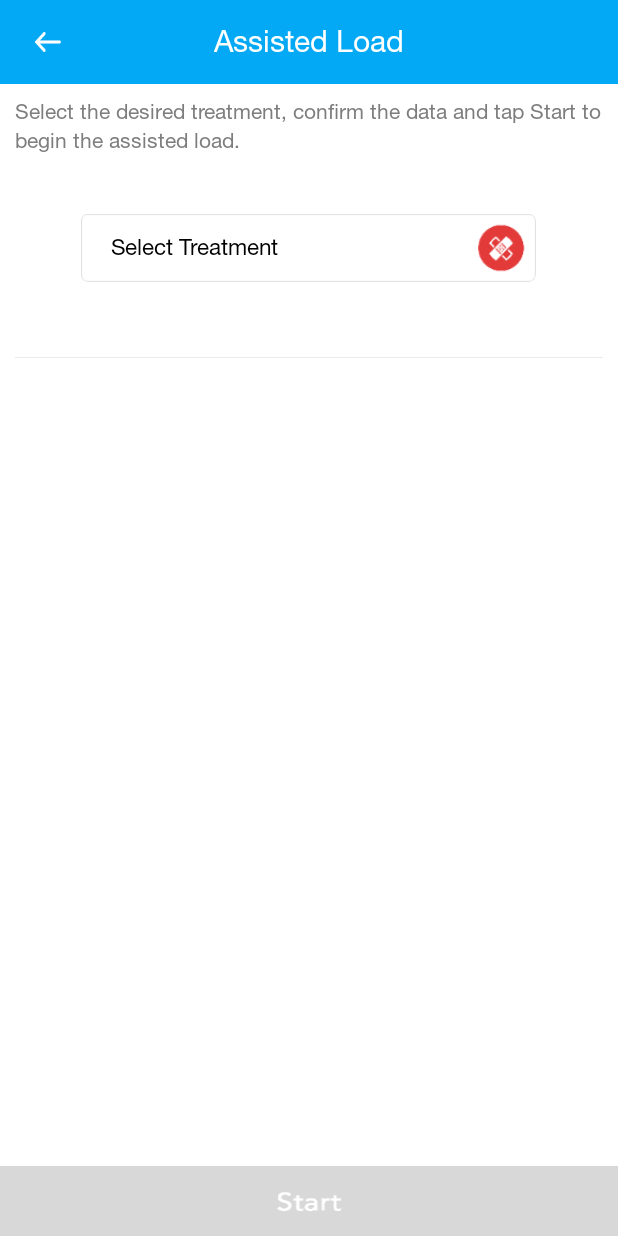
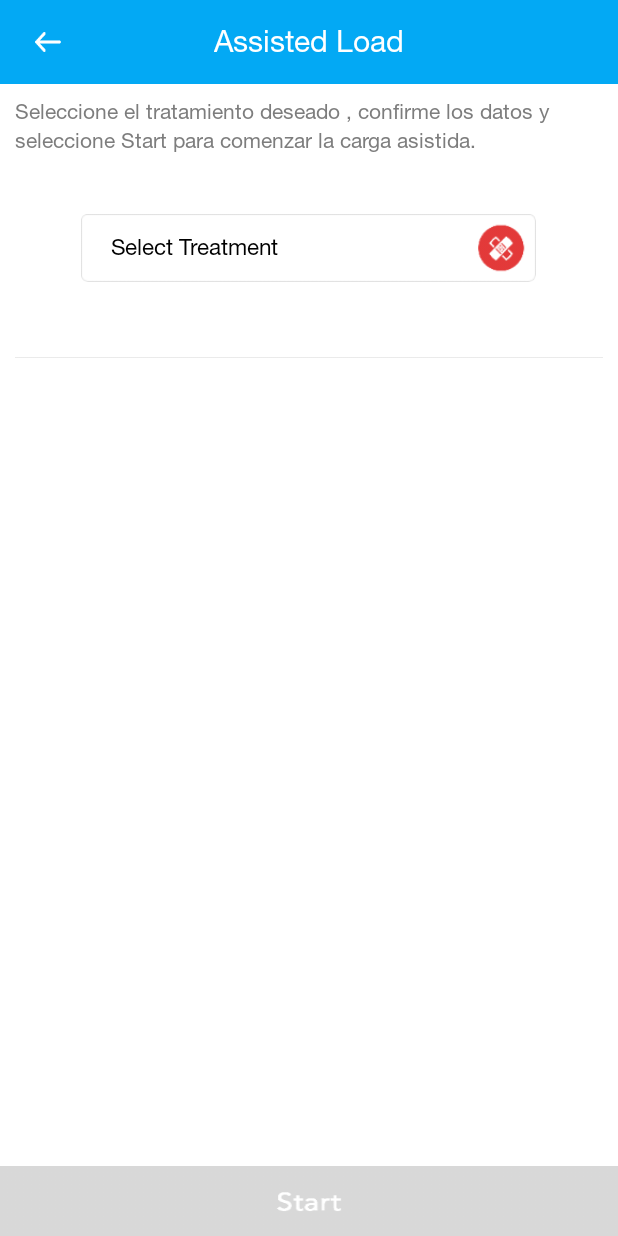
Before and after one commit to martinzimmer55/HeartRateAnimation, an Android app: the AssistedLoad screen opened directly, with no data from a screen before it, on a phone screen of 412 x 824 dp. Run offline under Robolectric (Android 15) with nearby library versions, the phone set to English and light mode, and no system bars.

Commit message:
commit inicial

```diff
--- a/app/src/main/AndroidManifest.xml
+++ b/app/src/main/AndroidManifest.xml
@@ -36,6 +36,9 @@
             android:name=".AssistedLoad"
             android:screenOrientation="portrait" />
         <activity
+            android:name=".AssistedLoadLoading"
+            android:screenOrientation="portrait" />
+        <activity
             android:name=".BraceletDemo"
             android:screenOrientation="portrait" />
         <activity
--- a/app/src/main/java/com/appxone/heartrateanimationapp/AssistedLoad.java
+++ b/app/src/main/java/com/appxone/heartrateanimationapp/AssistedLoad.java
@@ -2,6 +2,7 @@ package com.appxone.heartrateanimationapp;
 
 import android.content.Context;
 import android.content.DialogInterface;
+import android.content.Intent;
 import android.graphics.Typeface;
 import android.support.v7.app.ActionBar;
 import android.support.v7.app.AlertDialog;
@@ -23,9 +24,11 @@ import com.appxone.heartrateanimationapp.Utils.FontNames;
 public class AssistedLoad extends MyActivity {
     String[] treatment_array;
     Spinner spinner_treatment;
-    TextView incharge, spec1, spec2, spec3, startdate, enddate, treatfollow;
+    TextView incharge, spec1, spec2, spec3, startdate, enddate, treatfollow, spec4;
     ImageView start;
     LinearLayout treatment_data;
+    int tomas = 1;
+    int i = 0;
 
     @Override
     protected void onCreate(Bundle savedInstanceState) {
@@ -57,8 +60,7 @@ public class AssistedLoad extends MyActivity {
         spec3 = (TextView) findViewById(R.id.spec3);
         startdate = (TextView) findViewById(R.id.startdate);
         enddate = (TextView) findViewById(R.id.enddate);
-        treatfollow = (TextView) findViewById(R.id.treatfollow);
-
+        spec4 = (TextView) findViewById(R.id.spec4);
 
         t1.setTypeface(Typeface.createFromAsset(getAssets(), FontNames.FONT_ROMAN));
         t3.setTypeface(Typeface.createFromAsset(getAssets(), FontNames.FONT_ROMAN));
@@ -74,9 +76,9 @@ public class AssistedLoad extends MyActivity {
         spec1.setTypeface(Typeface.createFromAsset(getAssets(), FontNames.FONT_ROMAN));
         spec2.setTypeface(Typeface.createFromAsset(getAssets(), FontNames.FONT_ROMAN));
         spec3.setTypeface(Typeface.createFromAsset(getAssets(), FontNames.FONT_ROMAN));
+        spec4.setTypeface(Typeface.createFromAsset(getAssets(), FontNames.FONT_ROMAN));
         startdate.setTypeface(Typeface.createFromAsset(getAssets(), FontNames.FONT_ROMAN));
         enddate.setTypeface(Typeface.createFromAsset(getAssets(), FontNames.FONT_ROMAN));
-        treatfollow.setTypeface(Typeface.createFromAsset(getAssets(), FontNames.FONT_ROMAN));
         spinner_treatment.setOnItemSelectedListener(new AdapterView.OnItemSelectedListener() {
             @Override
             public void onItemSelected(AdapterView<?> adapterView, View view, int i, long l) {
@@ -102,42 +104,70 @@ public class AssistedLoad extends MyActivity {
 
     void setTreatmentValuesBySelection(int i) {
         if (i == 1) {
-            setData("Physician", "Cardiologist", "Surgeons", "Psychiatrist", "Monday 02:30am", "Tuesday 02:30am", "Yes");
+            setData("Perez", "Cardiologia", "Furosemide", "50 mg", "12 horas", "Lunes 8:00", "Miercoles 8:00");
+            tomas = 6;
         } else if (i == 2) {
-            setData("Physician", "Cardiologist", "Surgeons", "Psychiatrist", "Monday 02:30am", "Tuesday 02:30am", "Yes");
+            setData("Lopez", "Pediatria", "Amoxidal", "250 mg", "8 horas", "Lunes 9:30", "Miercoles 9:30");
+            tomas = 9;
         } else if (i == 3) {
-            setData("Physician", "Cardiologist", "Surgeons", "Psychiatrist", "Monday 02:30am", "Tuesday 02:30am", "Yes");
+            setData("Rodriguez", "Psiquiatria", "Ativan", "2 mg", "12 horas", "Jueves 7:30", "Sabado 7:30");
+            tomas = 6;
         } else if (i == 4) {
-            setData("Physician", "Cardiologist", "Surgeons", "Psychiatrist", "Monday 02:30am", "Tuesday 02:30am", "Yes");
+            setData("Gonzalez", "Dermatologia", "Doxiciclina", "100 mg" , "24 horas", "Viernes 12:00", "Domingo 12:00");
+            tomas = 3;
         }
     }
 
-    public void setData(String inchargeS, String spec1S, String spec2S, String spec3S, String startdateS, String enddateS, String treatfollowS) {
+    public void setData(String inchargeS, String spec1S, String spec2S, String spec3S, String spec4S, String startdateS, String enddateS) {
         incharge.setText(inchargeS);
         spec1.setText(spec1S);
         spec2.setText(spec2S);
         spec3.setText(spec3S);
+        spec4.setText(spec4S);
         startdate.setText(startdateS);
         enddate.setText(enddateS);
-        treatfollow.setText(treatfollowS);
     }
 
     public void start(View v) {
         if (spinner_treatment.getSelectedItemPosition() != 0) {
+            /*while (i < tomas) {
+                sumar();
                 AlertDialog.Builder builder1 = new AlertDialog.Builder(AssistedLoad.this);
-            builder1.setTitle("Message");
-            builder1.setMessage("Lorem Ipsum is simply dummy text of the printing and typesetting industry. Lorem Ipsum has been the industry's standard dummy text ever since the 1500s");
+                builder1.setTitle("Carga asistida");
+                builder1.setMessage("Espere a que la compuerta se abra y coloque una pastilla de " + spec2.getText() + " " + spec3.getText() + ". Luego presione Siguiente para continuar.");
                 builder1.setCancelable(true);
                 builder1.setPositiveButton(
-                    "OK",
+                        "Siguiente",
                         new DialogInterface.OnClickListener() {
                             public void onClick(DialogInterface dialog, int id) {
+                                //posicionar slot y abrir puerta
+                                dialog.cancel();
+                            }
+                        });
+                builder1.setNegativeButton(
+                        "Cancelar",
+                        new DialogInterface.OnClickListener() {
+                            public void onClick(DialogInterface dialog, int id) {
+                                //cerrar puerta
                                 dialog.cancel();
                             }
                         });
                 AlertDialog alert11 = builder1.create();
                 alert11.show();
+            }*/
+            Intent intent = new Intent(AssistedLoad.this, AssistedLoadLoading.class);
+            intent.putExtra("medicamento", spec2.getText());
+            intent.putExtra("dosis", spec3.getText());
+            intent.putExtra("tomas", tomas);
+            startActivity(intent);
         }
+    }
+
+    public void sumar(){
+        i++;
+    }
+    public void cancelarCarga(){
+        i = tomas + 1;
     }
 
     public void back(View v) {
--- a/app/src/main/java/com/appxone/heartrateanimationapp/BraceletDemo.java
+++ b/app/src/main/java/com/appxone/heartrateanimationapp/BraceletDemo.java
@@ -1,5 +1,6 @@
 package com.appxone.heartrateanimationapp;
 
+import android.content.Intent;
 import android.graphics.Typeface;
 import android.support.v7.app.ActionBar;
 import android.support.v7.app.AppCompatActivity;
@@ -44,7 +45,9 @@ public class BraceletDemo extends MyActivity {
 
 
     public void back(View v) {
+        Intent intent = new Intent(BraceletDemo.this, Home.class);
         finish();
+        startActivity(intent);
     }
 
     public void setHeader(String header_title) {
--- a/app/src/main/java/com/appxone/heartrateanimationapp/BraceletEmergency.java
+++ b/app/src/main/java/com/appxone/heartrateanimationapp/BraceletEmergency.java
@@ -66,8 +66,10 @@ public class BraceletEmergency extends MyActivity {
     }
 
     public void back(View v) {
+        Intent intent = new Intent(BraceletEmergency.this, BraceletDemo.class);
         terminar = 1;
         finish();
+        startActivity(intent);
     }
 
     public void setHeader(String header_title) {
--- a/app/src/main/java/com/appxone/heartrateanimationapp/EmergenciaPopUp.java
+++ b/app/src/main/java/com/appxone/heartrateanimationapp/EmergenciaPopUp.java
@@ -61,7 +61,9 @@ public class EmergenciaPopUp  extends MyActivity {
     }
 
     public void back(View v) {
+        Intent intent = new Intent(EmergenciaPopUp.this, BraceletDemo.class);
         finish();
+        startActivity(intent);
     }
 
     public void setHeader(String header_title) {
--- a/app/src/main/java/com/appxone/heartrateanimationapp/MeasuringHeartRate.java
+++ b/app/src/main/java/com/appxone/heartrateanimationapp/MeasuringHeartRate.java
@@ -105,7 +105,10 @@ public class MeasuringHeartRate extends MyActivity {
     }
 
     public void back(View v) {
+        Intent intent = new Intent(MeasuringHeartRate.this, BraceletDemo.class);
+        terminar = 1;
         finish();
+        startActivity(intent);
     }
 
     public void setHeader(String header_title) {
--- a/app/src/main/res/layout/activity_assisted_load.xml
+++ b/app/src/main/res/layout/activity_assisted_load.xml
@@ -10,16 +10,17 @@
     <LinearLayout
         android:layout_width="match_parent"
         android:layout_height="match_parent"
-        android:layout_above="@+id/start"
         android:orientation="vertical"
-        android:padding="10dp">
+        android:padding="10dp"
+        android:layout_alignParentTop="true"
+        android:layout_alignParentStart="true">
 
         <TextView
             android:id="@+id/t1"
             android:layout_width="wrap_content"
             android:layout_height="wrap_content"
             android:lineSpacingExtra="5sp"
-            android:text="Select the desired treatment, confirm the data and tap Start to begin the assisted load."
+            android:text="Seleccione el tratamiento deseado , confirme los datos y seleccione Start para comenzar la carga asistida."
             android:textColor="@color/grey" />
 
         <Spinner
@@ -44,7 +45,7 @@
             android:layout_gravity="left"
             android:layout_marginBottom="20dp"
             android:layout_marginTop="10dp"
-            android:text="Data from selected treatment"
+            android:text="Datos del tratamiento"
             android:textColor="@color/black"
             android:textSize="18sp" />
 
@@ -56,17 +57,15 @@
 
             <LinearLayout
                 android:layout_width="match_parent"
-                android:layout_height="wrap_content"
-                android:layout_marginBottom="10dp"
-                android:orientation="horizontal"
-                android:weightSum="2">
+                android:layout_height="28dp"
+                android:orientation="horizontal">
 
                 <TextView
                     android:id="@+id/t4"
                     android:layout_width="0dp"
                     android:layout_height="wrap_content"
                     android:layout_weight="1"
-                    android:text="Dr. in charge:"
+                    android:text="Dr. a cargo:"
                     android:textColor="@color/grey" />
 
                 <TextView
@@ -75,8 +74,9 @@
                     android:layout_height="wrap_content"
                     android:layout_gravity="left"
                     android:layout_weight="1"
-                    android:text="Physician"
+                    android:text="Perez"
                     android:textColor="@color/black" />
+
             </LinearLayout>
 
             <LinearLayout
@@ -91,7 +91,7 @@
                     android:layout_width="0dp"
                     android:layout_height="wrap_content"
                     android:layout_weight="1"
-                    android:text="Dr. speciality 1:"
+                    android:text="Especialidad:"
                     android:textColor="@color/grey" />
 
                 <TextView
@@ -100,7 +100,7 @@
                     android:layout_height="wrap_content"
                     android:layout_gravity="left"
                     android:layout_weight="1"
-                    android:text="Cardiologist"
+                    android:text="Cardiologia"
                     android:textColor="@color/black" />
             </LinearLayout>
 
@@ -116,7 +116,7 @@
                     android:layout_width="0dp"
                     android:layout_height="wrap_content"
                     android:layout_weight="1"
-                    android:text="Dr. speciality 2:"
+                    android:text="Medicamento:"
                     android:textColor="@color/grey" />
 
                 <TextView
@@ -125,7 +125,7 @@
                     android:layout_height="wrap_content"
                     android:layout_gravity="left"
                     android:layout_weight="1"
-                    android:text="Surgeons"
+                    android:text="Furosemide"
                     android:textColor="@color/black" />
             </LinearLayout>
 
@@ -141,7 +141,7 @@
                     android:layout_width="0dp"
                     android:layout_height="wrap_content"
                     android:layout_weight="1"
-                    android:text="Dr. speciality 3:"
+                    android:text="Dosis:"
                     android:textColor="@color/grey" />
 
                 <TextView
@@ -150,8 +150,9 @@
                     android:layout_height="wrap_content"
                     android:layout_gravity="left"
                     android:layout_weight="1"
-                    android:text="Psychiatrist"
+                    android:text="50 mg"
                     android:textColor="@color/black" />
+
             </LinearLayout>
 
             <LinearLayout
@@ -166,17 +167,18 @@
                     android:layout_width="0dp"
                     android:layout_height="wrap_content"
                     android:layout_weight="1"
-                    android:text="Start date of treatment:"
+                    android:text="Frecuencia:"
                     android:textColor="@color/grey" />
 
                 <TextView
-                    android:id="@+id/startdate"
+                    android:id="@+id/spec4"
                     android:layout_width="0dp"
                     android:layout_height="wrap_content"
                     android:layout_gravity="left"
                     android:layout_weight="1"
-                    android:text="Monday 02:30am"
+                    android:text="12 horas"
                     android:textColor="@color/black" />
+
             </LinearLayout>
 
             <LinearLayout
@@ -191,16 +193,16 @@
                     android:layout_width="0dp"
                     android:layout_height="wrap_content"
                     android:layout_weight="1"
-                    android:text="End date of treatment:"
+                    android:text="Dia de inicio:"
                     android:textColor="@color/grey" />
 
                 <TextView
-                    android:id="@+id/enddate"
+                    android:id="@+id/startdate"
                     android:layout_width="0dp"
                     android:layout_height="wrap_content"
                     android:layout_gravity="left"
                     android:layout_weight="1"
-                    android:text="Tuesday 02:30am"
+                    android:text="Lunes 8:00"
                     android:textColor="@color/black" />
             </LinearLayout>
 
@@ -216,17 +218,26 @@
                     android:layout_width="0dp"
                     android:layout_height="wrap_content"
                     android:layout_weight="1"
-                    android:text="Treatment following:"
+                    android:text="Dia de finalizacion:"
                     android:textColor="@color/grey" />
 
                 <TextView
-                    android:id="@+id/treatfollow"
+                    android:id="@+id/enddate"
                     android:layout_width="0dp"
                     android:layout_height="wrap_content"
                     android:layout_gravity="left"
                     android:layout_weight="1"
-                    android:text="Yes"
+                    android:text="Viernes  8:00"
                     android:textColor="@color/black" />
+            </LinearLayout>
+
+            <LinearLayout
+                android:layout_width="match_parent"
+                android:layout_height="wrap_content"
+                android:layout_marginBottom="10dp"
+                android:orientation="horizontal"
+                android:weightSum="2">
+
             </LinearLayout>
         </LinearLayout>
     </LinearLayout>
--- a/build.gradle
+++ b/build.gradle
@@ -5,7 +5,7 @@ buildscript {
         jcenter()
     }
     dependencies {
-        classpath 'com.android.tools.build:gradle:2.3.0'
+        classpath 'com.android.tools.build:gradle:2.3.1'
 
         // NOTE: Do not place your application dependencies here; they belong
         // in the individual module build.gradle files
```
Also changed, not shown: app/src/main/java/com/appxone/heartrateanimationapp/FingerPrint.java (+16 -3 lines). Lines whose indentation alone changed are shown as unchanged.
